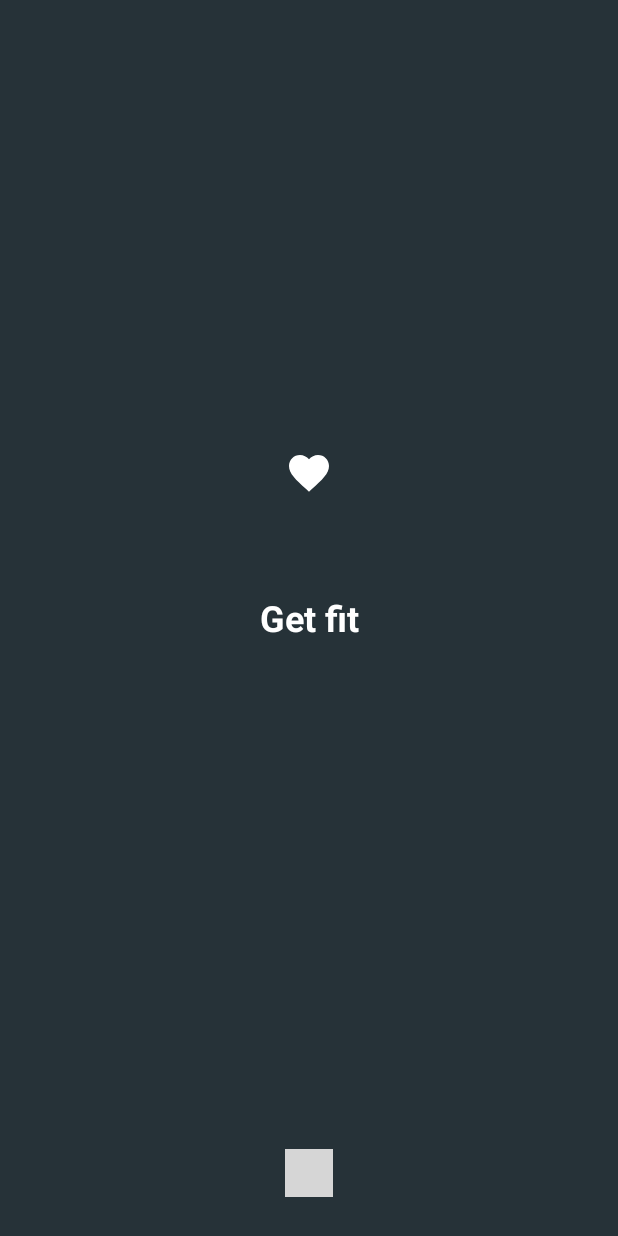
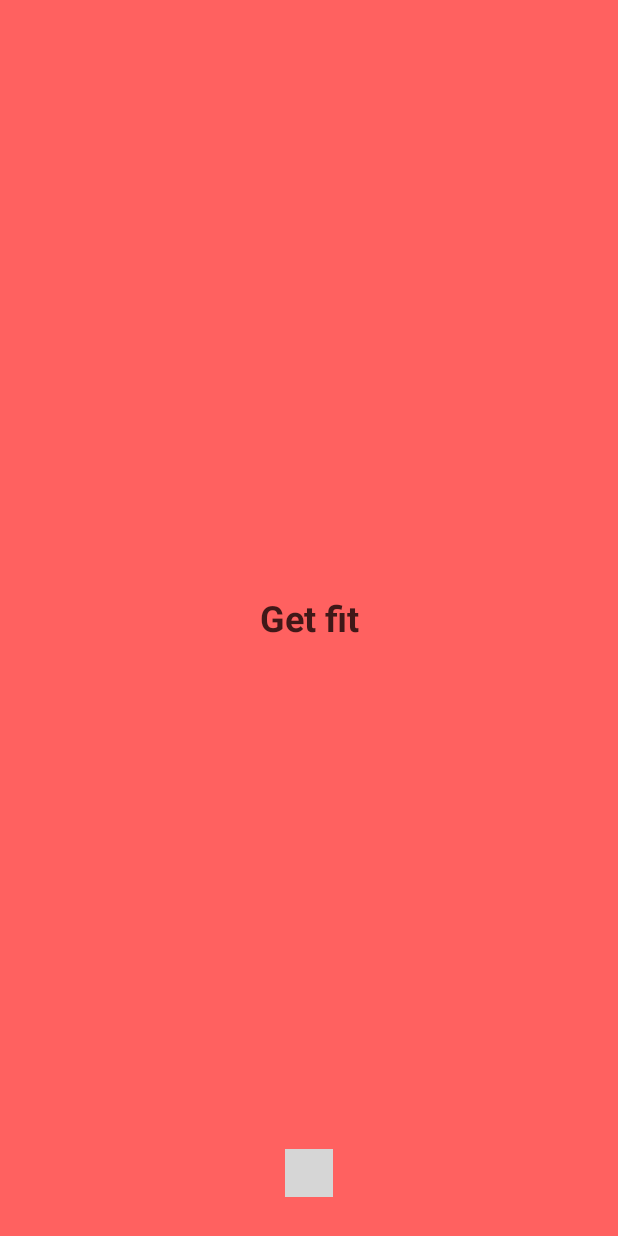
Before and after one commit to awave1/wrkout, an Android app: the screen it shows after launch (MainActivity), on a phone screen of 412 x 824 dp. Run offline under Robolectric (Android 15) with nearby library versions, the phone set to English and light mode, and no system bars; our stand-ins replace Timber; plain views replace PageIndicatorView; 1 statement that could not run was skipped; grey boxes are pictures that could not be loaded.

Commit message:
Change app colors

```diff
--- a/app/src/main/java/com/awave/wrkout/MainActivity.kt
+++ b/app/src/main/java/com/awave/wrkout/MainActivity.kt
@@ -10,6 +10,10 @@ import com.awave.wrkout.dashboard.DashboardFragment
 import com.awave.wrkout.onboarding.OnboardingFragment
 import com.awave.wrkout.util.Constants
 import kotlinx.android.synthetic.main.activity_main.*
+import android.view.WindowManager
+import android.os.Build
+
+
 
 class MainActivity: AppCompatActivity() {
     override fun onCreate(savedInstanceState: Bundle?) {
--- a/app/src/main/java/com/awave/wrkout/onboarding/OnboardingPageContract.kt
+++ b/app/src/main/java/com/awave/wrkout/onboarding/OnboardingPageContract.kt
@@ -7,7 +7,6 @@ interface OnboardingPageContract {
   interface View : BaseView<Presenter> {
     fun showButtons(position: Int)
     fun showText(text: String)
-    fun showImage(image: Int)
   }
 
   interface Presenter : BasePresenter {
--- a/app/src/main/java/com/awave/wrkout/onboarding/OnboardingPageFragment.kt
+++ b/app/src/main/java/com/awave/wrkout/onboarding/OnboardingPageFragment.kt
@@ -50,10 +50,6 @@ class OnboardingPageFragment : Fragment(), OnboardingPageContract.View {
     onboardingLoginBtn.visibility = if (position == 2) View.VISIBLE else View.GONE
   }
 
-  override fun showImage(image: Int) {
-    onboardingIcon.setImageResource(image)
-  }
-
   companion object {
     fun newInstance(position: Int) = OnboardingPageFragment().apply {
       arguments = bundleOf(
--- a/app/src/main/java/com/awave/wrkout/onboarding/OnboardingPagePresenter.kt
+++ b/app/src/main/java/com/awave/wrkout/onboarding/OnboardingPagePresenter.kt
@@ -12,16 +12,7 @@ class OnboardingPagePresenter(val view: OnboardingPageContract.View, private val
   }
 
   override fun showPage(position: Int) {
-    var image = 0
     view.showText(data[position])
     view.showButtons(position)
-
-    when (position) {
-      0 -> image = R.drawable.ic_heart_24dp
-      1 -> image = R.drawable.ic_fitness_24dp
-      2 -> image = R.drawable.ic_smile_24dp
-    }
-
-    view.showImage(image)
   }
 }
--- a/app/src/main/res/drawable/ic_heart_24dp.xml
+++ b/app/src/main/res/drawable/ic_heart_24dp.xml
@@ -1,5 +1,7 @@
 <vector android:height="24dp" android:tint="#FFFFFF"
     android:viewportHeight="24.0" android:viewportWidth="24.0"
     android:width="24dp" xmlns:android="http://schemas.android.com/apk/res/android">
-    <path android:fillColor="#FF000000" android:pathData="M12,21.35l-1.45,-1.32C5.4,15.36 2,12.28 2,8.5 2,5.42 4.42,3 7.5,3c1.74,0 3.41,0.81 4.5,2.09C13.09,3.81 14.76,3 16.5,3 19.58,3 22,5.42 22,8.5c0,3.78 -3.4,6.86 -8.55,11.54L12,21.35z"/>
+    <path
+      android:fillColor="@color/primaryText"
+      android:pathData="M12,21.35l-1.45,-1.32C5.4,15.36 2,12.28 2,8.5 2,5.42 4.42,3 7.5,3c1.74,0 3.41,0.81 4.5,2.09C13.09,3.81 14.76,3 16.5,3 19.58,3 22,5.42 22,8.5c0,3.78 -3.4,6.86 -8.55,11.54L12,21.35z"/>
 </vector>
--- a/app/src/main/res/layout/fragment_onboarding.xml
+++ b/app/src/main/res/layout/fragment_onboarding.xml
@@ -1,5 +1,6 @@
 <?xml version="1.0" encoding="utf-8"?>
-<RelativeLayout xmlns:android="http://schemas.android.com/apk/res/android"
+<RelativeLayout
+  xmlns:android="http://schemas.android.com/apk/res/android"
   xmlns:app="http://schemas.android.com/apk/res-auto"
   android:orientation="vertical"
   android:layout_width="match_parent"
@@ -17,6 +18,8 @@
     android:layout_alignBottom="@id/onboardingContainer"
     android:layout_marginBottom="26dp"
     android:layout_centerHorizontal="true"
+    app:piv_unselectedColor="#20000000"
+    app:piv_selectedColor="#000"
     app:piv_animationType="thinWorm" />
 
 </RelativeLayout>
--- a/app/src/main/res/layout/fragment_onboarding_page.xml
+++ b/app/src/main/res/layout/fragment_onboarding_page.xml
@@ -1,18 +1,11 @@
 <?xml version="1.0" encoding="utf-8"?>
-<RelativeLayout xmlns:android="http://schemas.android.com/apk/res/android"
+<RelativeLayout
+  xmlns:android="http://schemas.android.com/apk/res/android"
   xmlns:tools="http://schemas.android.com/tools"
   android:orientation="vertical"
   android:layout_width="match_parent"
   android:layout_height="match_parent"
   android:background="@color/colorPrimary">
-
-    <ImageView
-        android:id="@+id/onboardingIcon"
-        tools:src="@drawable/ic_heart_24dp"
-        android:layout_above="@id/onboardingMessage"
-        android:layout_marginBottom="64dp"
-        android:layout_width="match_parent"
-        android:layout_height="32dp"/>
 
     <TextView
       android:id="@+id/onboardingMessage"
@@ -20,9 +13,9 @@
       android:layout_height="wrap_content"
       android:layout_centerInParent="true"
       android:textAlignment="center"
-        android:textColor="#fff"
       android:textSize="24sp"
       android:textStyle="bold"
+      android:textColor="@color/primaryText"
       android:gravity="center"
       tools:text="Message" />
 
@@ -47,9 +40,6 @@
       android:layout_centerInParent="true"
       android:text="@string/onboarding_login_text"
       android:visibility="gone"
-        android:textColor="#fff"
       style="?android:attr/borderlessButtonStyle"
       tools:visibility="visible"/>
-
-
 </RelativeLayout>
--- a/app/src/main/res/values/colors.xml
+++ b/app/src/main/res/values/colors.xml
@@ -1,9 +1,11 @@
 <?xml version="1.0" encoding="utf-8"?>
 
 <resources>
-    <color name="colorPrimary">#263238</color>
-    <color name="colorPrimaryDark">#000a12</color>
-    <color name="colorAccent">#445963</color>
+  <color name="colorPrimary">#ff6160</color>
+  <color name="colorPrimaryDark">#ff6160</color>
+  <color name="colorAccent">#ffa39f</color>
+  <color name="primaryText">#bf000000</color>
+
 
   <color name="primaryColor">#263238</color>
   <color name="primaryLightColor">#4f5b62</color>
--- a/app/src/main/res/values/styles.xml
+++ b/app/src/main/res/values/styles.xml
@@ -1,11 +1,13 @@
 <resources>
 
   <!-- Base application theme. -->
-    <style name="AppTheme" parent="Theme.AppCompat.Light.DarkActionBar">
+  <style name="AppTheme" parent="Theme.AppCompat.Light">
     <!-- Customize your theme here. -->
     <item name="colorPrimary">@color/colorPrimary</item>
     <item name="colorPrimaryDark">@color/colorPrimaryDark</item>
     <item name="colorAccent">@color/colorAccent</item>
+    <item name="android:textColorPrimary">@color/primaryText</item>
+
   </style>
 
   <style name="AppTheme.NoActionBar">
```
Lines whose indentation alone changed are shown as unchanged.
